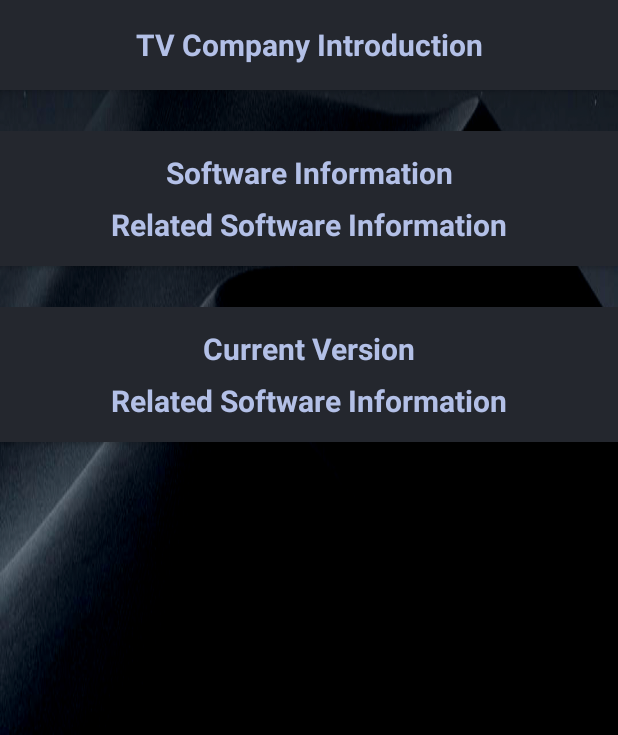
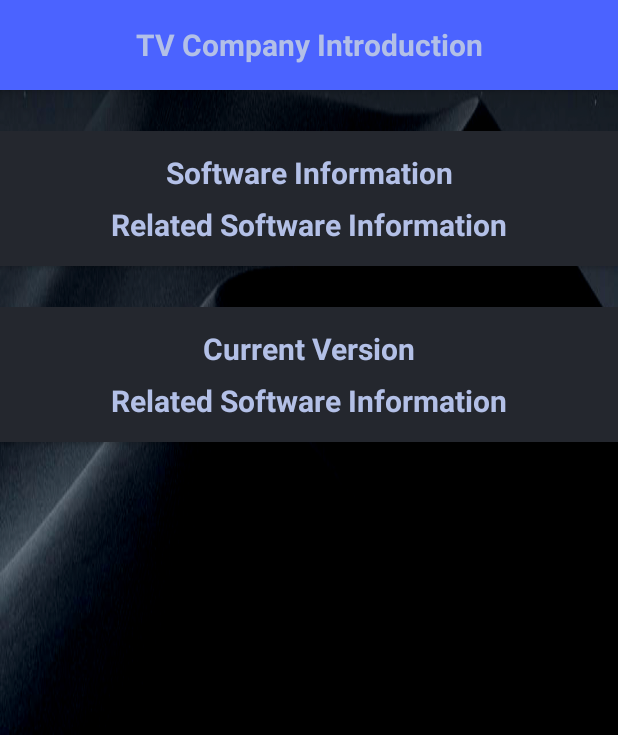
Before and after one commit to xiaowenyue/PenMedia, an Android app built with Jetpack Compose: the AboutUsActivity screen opened directly, with no data from a screen before it, on a phone screen of 412 x 824 dp, the part 501-1236 px from its top. Run offline under Robolectric (Android 15) with nearby library versions, the phone set to English and light mode, and no system bars.

Commit message:
feat(activity_about_us):关于我们点击事件焦点处理功能开发失败

```diff
--- a/app/src/main/java/com/example/penmediatv/AboutUsActivity.kt
+++ b/app/src/main/java/com/example/penmediatv/AboutUsActivity.kt
@@ -2,10 +2,43 @@ package com.example.penmediatv
 
 import android.os.Bundle
 import androidx.appcompat.app.AppCompatActivity
+import com.example.penmediatv.databinding.ActivityAboutUsBinding
 
 class AboutUsActivity : AppCompatActivity() {
+    private lateinit var binding: ActivityAboutUsBinding
     override fun onCreate(savedInstanceState: Bundle?) {
         super.onCreate(savedInstanceState)
-        setContentView(R.layout.activity_about_us)
+        binding = ActivityAboutUsBinding.inflate(layoutInflater)
+        setContentView(binding.root)
+        binding.company.setOnFocusChangeListener { _, hasFocus ->
+            if (hasFocus) {
+                binding.viewCompany.setBackgroundColor(resources.getColor(R.color.button_pressed))
+            } else {
+                binding.viewCompany.setBackgroundColor(resources.getColor(R.color.button))
+            }
+        }
+        binding.software.setOnFocusChangeListener { _, hasFocus ->
+            if (hasFocus) {
+                binding.viewCompany.setBackgroundColor(resources.getColor(R.color.button_pressed))
+            } else {
+                binding.viewCompany.setBackgroundColor(resources.getColor(R.color.button))
+            }
+        }
+        binding.version.setOnFocusChangeListener { _, hasFocus ->
+            if (hasFocus) {
+                binding.viewCompany.setBackgroundColor(resources.getColor(R.color.button_pressed))
+            } else {
+                binding.viewCompany.setBackgroundColor(resources.getColor(R.color.button))
+            }
+        }
+        binding.company.setOnClickListener {
+            binding.company.setBackgroundColor(resources.getColor(R.color.button_pressed))
+        }
+        binding.software.setOnClickListener {
+            binding.software.setBackgroundColor(resources.getColor(R.color.button_pressed))
+        }
+        binding.version.setOnClickListener {
+            binding.version.setBackgroundColor(resources.getColor(R.color.button_pressed))
+        }
     }
 }
--- a/app/src/main/res/layout/activity_about_us.xml
+++ b/app/src/main/res/layout/activity_about_us.xml
@@ -26,12 +26,17 @@
         android:textStyle="bold" />
 
     <androidx.cardview.widget.CardView
+        android:id="@+id/company"
         android:layout_width="550dp"
         android:layout_height="60dp"
         android:layout_marginTop="27dp"
+        android:focusable="true"
+        android:focusableInTouchMode="true"
+        android:nextFocusDown="@string/software"
         app:cardCornerRadius="15dp">
 
         <View
+            android:id="@+id/view_company"
             android:layout_width="match_parent"
             android:layout_height="match_parent"
             android:background="#24272e" />
@@ -48,9 +53,12 @@
     </androidx.cardview.widget.CardView>
 
     <androidx.cardview.widget.CardView
+        android:id="@+id/software"
         android:layout_width="550dp"
         android:layout_height="90dp"
         android:layout_marginTop="27dp"
+        android:focusable="true"
+        android:focusableInTouchMode="true"
         app:cardCornerRadius="15dp">
 
         <View
@@ -85,9 +93,12 @@
     </androidx.cardview.widget.CardView>
 
     <androidx.cardview.widget.CardView
+        android:id="@+id/version"
         android:layout_width="550dp"
         android:layout_height="90dp"
         android:layout_marginTop="27dp"
+        android:focusable="true"
+        android:focusableInTouchMode="true"
         app:cardCornerRadius="15dp">
 
         <View
--- a/app/src/main/res/values/colors.xml
+++ b/app/src/main/res/values/colors.xml
@@ -17,4 +17,5 @@
     <color name="button_pressed">#ff4b63ff</color>
     <color name="text">#ffb3c0e7</color>
     <color name="text_focused">#ffffffff</color>
+    <color name="button">#ff24272e</color>
 </resources>
```
